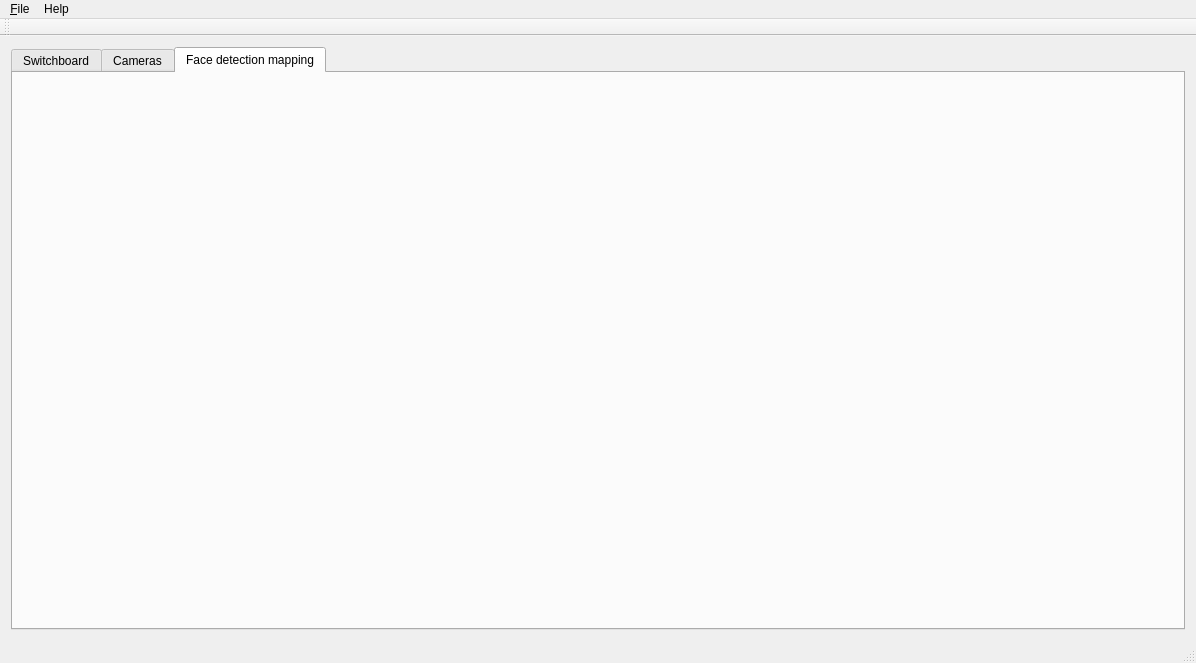
This is clientapps/SensorTest/mainwindow.ui in keigezellig/fruitHAP as Qt 5 draws it before an edit. The edited form follows.
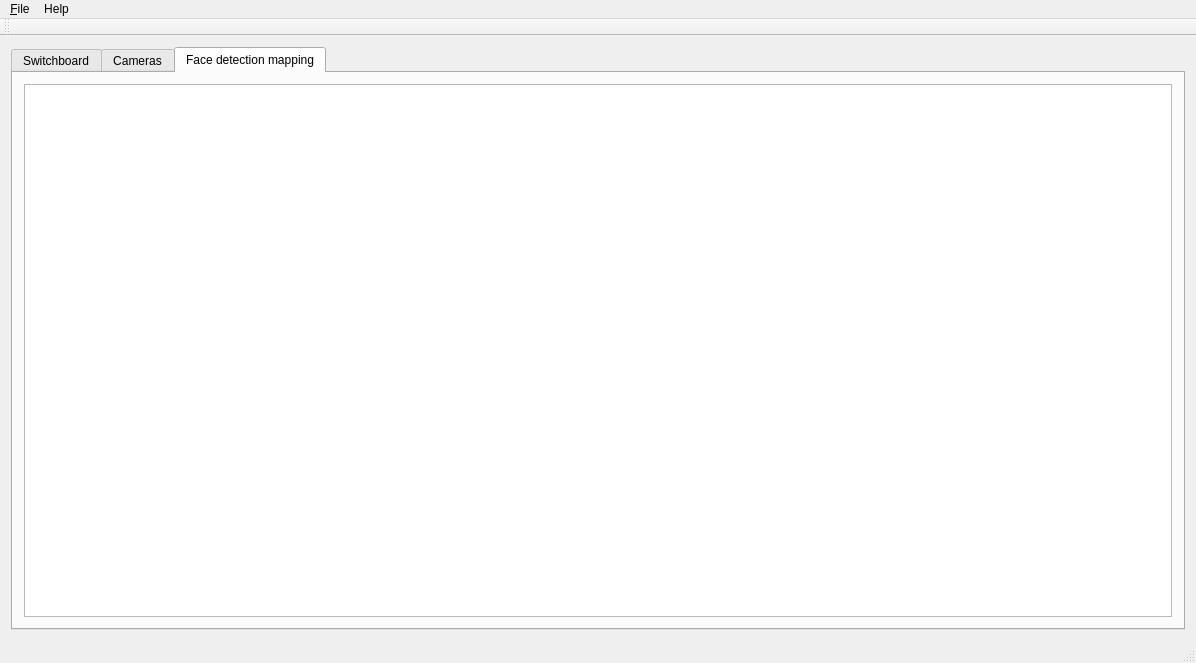
This is the edited form.

Commit message: Issue #42 Face detection settings loaded from config file

The edit to the form file:
```diff
--- a/clientapps/SensorTest/mainwindow.ui
+++ b/clientapps/SensorTest/mainwindow.ui
@@ -84,6 +84,11 @@
        <attribute name="title">
         <string>Face detection mapping</string>
        </attribute>
+       <layout class="QHBoxLayout" name="horizontalLayout_3">
+        <item>
+         <widget class="QTableView" name="tblDetectionSettings"/>
+        </item>
+       </layout>
       </widget>
      </widget>
     </item>
```
The commit also changes 9 other files.
